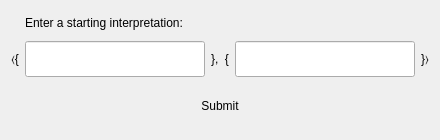
Above: resources/starting_i_dialog.ui from theShirNick/WCS before the change. Below: the same form after it.
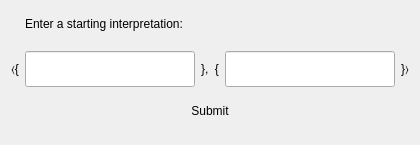
That is the form after the change.

The edit to the form file:
```diff
--- a/resources/starting_i_dialog.ui
+++ b/resources/starting_i_dialog.ui
@@ -9,8 +9,8 @@
    <rect>
     <x>0</x>
     <y>0</y>
-    <width>440</width>
-    <height>140</height>
+    <width>420</width>
+    <height>145</height>
    </rect>
   </property>
   <property name="sizePolicy">
@@ -21,14 +21,14 @@
   </property>
   <property name="minimumSize">
    <size>
-    <width>440</width>
-    <height>140</height>
+    <width>420</width>
+    <height>145</height>
    </size>
   </property>
   <property name="maximumSize">
    <size>
-    <width>440</width>
-    <height>140</height>
+    <width>420</width>
+    <height>145</height>
    </size>
   </property>
   <property name="windowTitle">
@@ -37,33 +37,10 @@
   <property name="modal">
    <bool>true</bool>
   </property>
-  <layout class="QGridLayout" name="gridLayout" rowstretch="0,0,0,0" columnstretch="0,1,0,1,0">
-   <item row="2" column="3">
-    <widget class="QLineEdit" name="falses">
-     <property name="minimumSize">
-      <size>
-       <width>0</width>
-       <height>36</height>
-      </size>
-     </property>
-     <property name="toolTip">
-      <string>False atoms</string>
-     </property>
-    </widget>
-   </item>
-   <item row="2" column="1">
-    <widget class="QLineEdit" name="truths">
-     <property name="minimumSize">
-      <size>
-       <width>0</width>
-       <height>36</height>
-      </size>
-     </property>
-     <property name="toolTip">
-      <string>True atoms</string>
-     </property>
-    </widget>
-   </item>
+  <layout class="QGridLayout" name="gridLayout" rowstretch="0,0,0,0" columnstretch="0,0,0,0,0">
+   <property name="verticalSpacing">
+    <number>0</number>
+   </property>
    <item row="2" column="0">
     <widget class="QLabel" name="label_2">
      <property name="sizePolicy">
@@ -90,19 +67,6 @@
      </property>
     </widget>
    </item>
-   <item row="2" column="4">
-    <widget class="QLabel" name="label_4">
-     <property name="sizePolicy">
-      <sizepolicy hsizetype="Fixed" vsizetype="Preferred">
-       <horstretch>0</horstretch>
-       <verstretch>0</verstretch>
-      </sizepolicy>
-     </property>
-     <property name="text">
-      <string>}〉</string>
-     </property>
-    </widget>
-   </item>
    <item row="3" column="1" colspan="3">
     <widget class="QPushButton" name="submit_button">
      <property name="sizePolicy">
@@ -128,6 +92,45 @@
      </property>
     </widget>
    </item>
+   <item row="2" column="4">
+    <widget class="QLabel" name="label_4">
+     <property name="sizePolicy">
+      <sizepolicy hsizetype="Fixed" vsizetype="Preferred">
+       <horstretch>0</horstretch>
+       <verstretch>0</verstretch>
+      </sizepolicy>
+     </property>
+     <property name="text">
+      <string>}〉</string>
+     </property>
+    </widget>
+   </item>
+   <item row="2" column="3">
+    <widget class="QLineEdit" name="falses">
+     <property name="minimumSize">
+      <size>
+       <width>0</width>
+       <height>36</height>
+      </size>
+     </property>
+     <property name="toolTip">
+      <string>False atoms</string>
+     </property>
+    </widget>
+   </item>
+   <item row="2" column="1">
+    <widget class="QLineEdit" name="truths">
+     <property name="minimumSize">
+      <size>
+       <width>0</width>
+       <height>36</height>
+      </size>
+     </property>
+     <property name="toolTip">
+      <string>True atoms</string>
+     </property>
+    </widget>
+   </item>
    <item row="0" column="1" colspan="3">
     <widget class="QLabel" name="label">
      <property name="sizePolicy">
@@ -137,7 +140,8 @@
       </sizepolicy>
      </property>
      <property name="text">
-      <string>Enter a starting interpretation:</string>
+      <string>Enter a starting interpretation:
+</string>
      </property>
      <property name="buddy">
       <cstring>truths</cstring>
```
